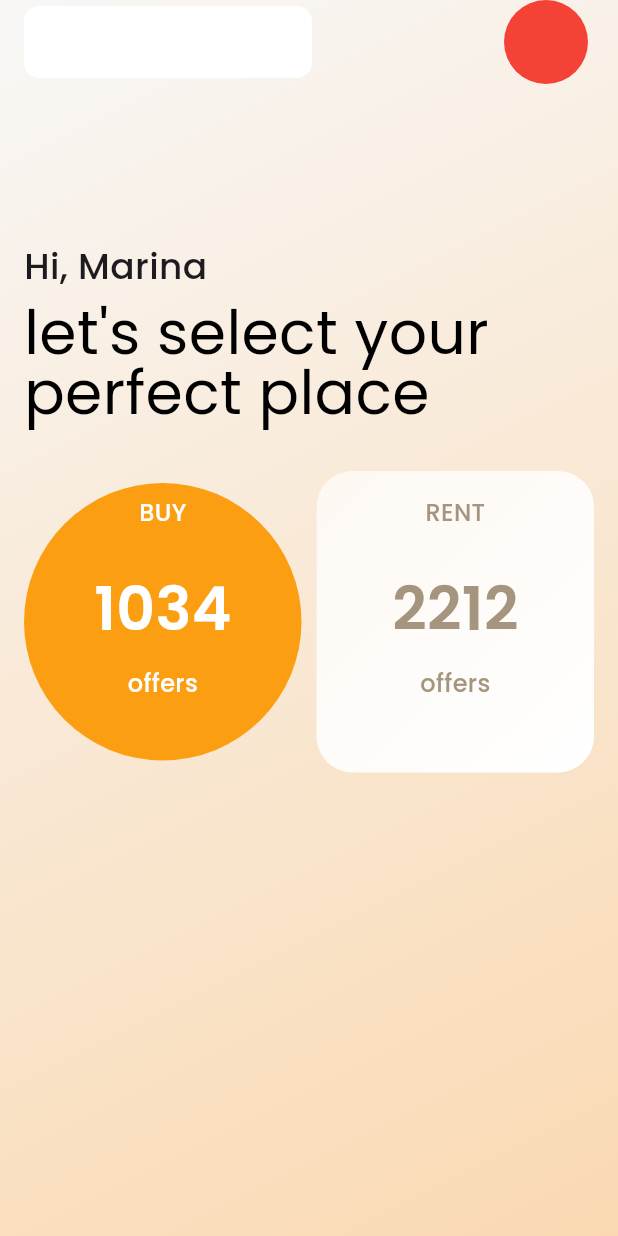
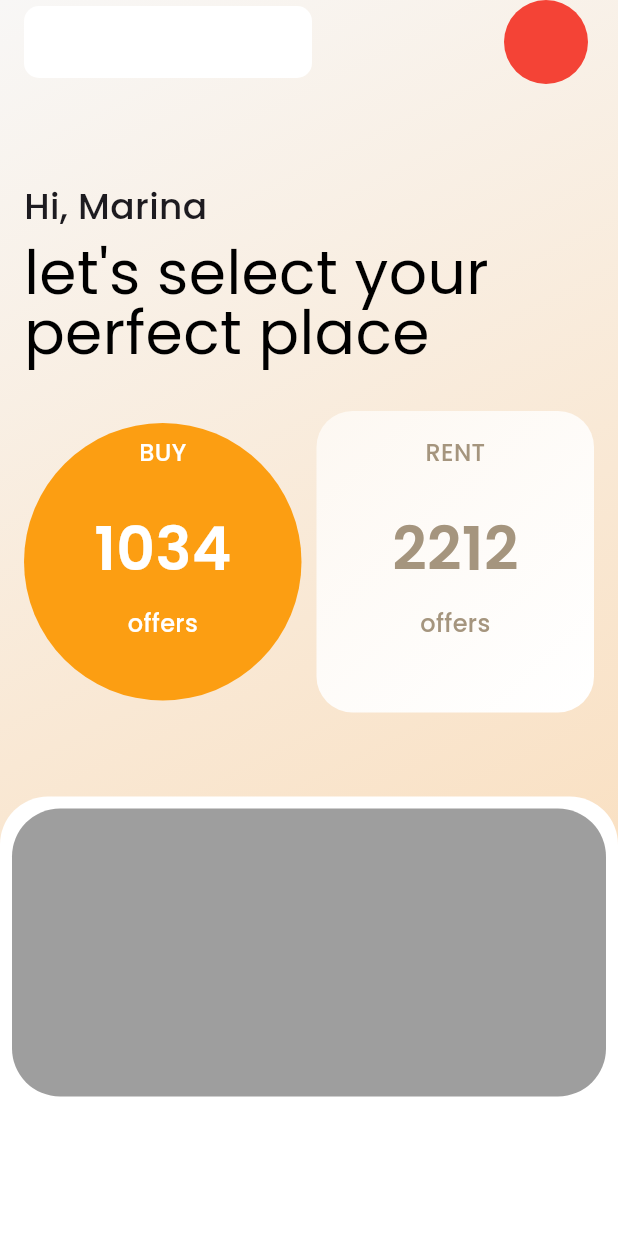
Before and after one commit to unknownaloy/moniepoint_task_01, a Flutter app: the screen it shows after launch, on a phone screen of 412 x 824 dp. Run offline on Flutter 3.47's test engine with Material 3 defaults, Android fonts, the phone set to English and light mode, and no system bars; our stand-ins replace google_fonts.

Commit message:
Changed scroll to CustomScrollView

```diff
--- a/lib/screens/home_screen.dart
+++ b/lib/screens/home_screen.dart
@@ -8,8 +8,23 @@ class HomeScreen extends StatelessWidget {
   @override
   Widget build(BuildContext context) {
     return Scaffold(
-      extendBodyBehindAppBar: true,
-      appBar: AppBar(
+      // extendBodyBehindAppBar: true,
+      body: Container(
+        // padding: const EdgeInsets.only(top: 160),
+        width: double.infinity,
+        decoration: const BoxDecoration(
+          gradient: LinearGradient(
+            begin: Alignment.topLeft,
+            end: Alignment.bottomRight,
+            colors: [
+              Color(0xffF8F7F6),
+              Color(0xffFAD9B2),
+            ],
+          ),
+        ),
+        child: CustomScrollView(
+          slivers: [
+            SliverAppBar(
               backgroundColor: Colors.transparent,
               elevation: 0,
               centerTitle: false,
@@ -30,34 +45,27 @@ class HomeScreen extends StatelessWidget {
                 ),
               ],
             ),
-      body: Container(
-        padding: const EdgeInsets.only(top: 160, left: 16, right: 16),
-        width: double.infinity,
-        height: double.infinity,
-        decoration: const BoxDecoration(
-          gradient: LinearGradient(
-            begin: Alignment.topLeft,
-            end: Alignment.bottomRight,
-            colors: [
-              Color(0xffF8F7F6),
-              Color(0xffFAD9B2),
-            ],
-          ),
-        ),
-        child: const Column(
+            const SliverToBoxAdapter(
+              child: Column(
                 crossAxisAlignment: CrossAxisAlignment.stretch,
                 children: [
-            Text(
+                  SizedBox(height: 64,),
+                  Padding(
+                    padding: EdgeInsets.symmetric(horizontal: 16),
+                    child: Text(
                       'Hi, Marina',
                       style: TextStyle(
                         fontSize: 24,
                         fontWeight: FontWeight.w500,
                       ),
                     ),
+                  ),
                   SizedBox(
                     height: 8,
                   ),
-            Text(
+                  Padding(
+                    padding: EdgeInsets.symmetric(horizontal: 16),
+                    child: Text(
                       "let's select your perfect place",
                       style: TextStyle(
                         fontSize: 40,
@@ -65,16 +73,87 @@ class HomeScreen extends StatelessWidget {
                         height: 1,
                       ),
                     ),
+                  ),
                   SizedBox(
                     height: 32,
                   ),
-            Row(
+                  Padding(
+                    padding: EdgeInsets.symmetric(horizontal: 16),
+                    child: Row(
                       mainAxisAlignment: MainAxisAlignment.spaceBetween,
                       children: [
-                Expanded(flex: 1, child: BuyOffersUi(),),
-                SizedBox(width: 10,),
-                Expanded(flex: 1, child: RentOffersUi(),),
+                        Expanded(
+                          flex: 1,
+                          child: BuyOffersUi(),
+                        ),
+                        SizedBox(
+                          width: 10,
+                        ),
+                        Expanded(
+                          flex: 1,
+                          child: RentOffersUi(),
+                        ),
                       ],
+                    ),
+                  ),
+                  SizedBox(
+                    height: 56,
+                  ),
+                ],
+              ),
+            ),
+            SliverFillRemaining(
+              child: Column(
+                mainAxisAlignment: MainAxisAlignment.end,
+                children: [
+                  Expanded(
+                    child: Container(
+                      padding: const EdgeInsets.all(8),
+                      width: double.infinity,
+                      decoration: const BoxDecoration(
+                        borderRadius: BorderRadius.vertical(
+                          top: Radius.circular(32),
+                        ),
+                        color: Colors.white,
+                      ),
+                      child: Column(
+                        children: [
+                          Container(
+                            width: double.infinity,
+                            height: 192,
+                            decoration: const BoxDecoration(
+                              borderRadius: BorderRadius.all(
+                                Radius.circular(32),
+                              ),
+                              color: Colors.grey,
+                            ),
+                          ),
+                          const SizedBox(
+                            height: 8,
+                          ),
+                          // Row(
+                          //   mainAxisAlignment: MainAxisAlignment.spaceBetween,
+                          //   children: [
+                          //     Expanded(
+                          //       flex: 1,
+                          //       child: Container(
+                          //         height: 240,
+                          //         decoration: const BoxDecoration(
+                          //           borderRadius: BorderRadius.all(
+                          //             Radius.circular(32),
+                          //           ),
+                          //         ),
+                          //       ),
+                          //     ),
+                          //     // Expanded(flex: 1,),
+                          //   ],
+                          // ),
+                        ],
+                      ),
+                    ),
+                  ),
+                ],
+              ),
             ),
           ],
         ),
```
Lines whose indentation alone changed are shown as unchanged.
